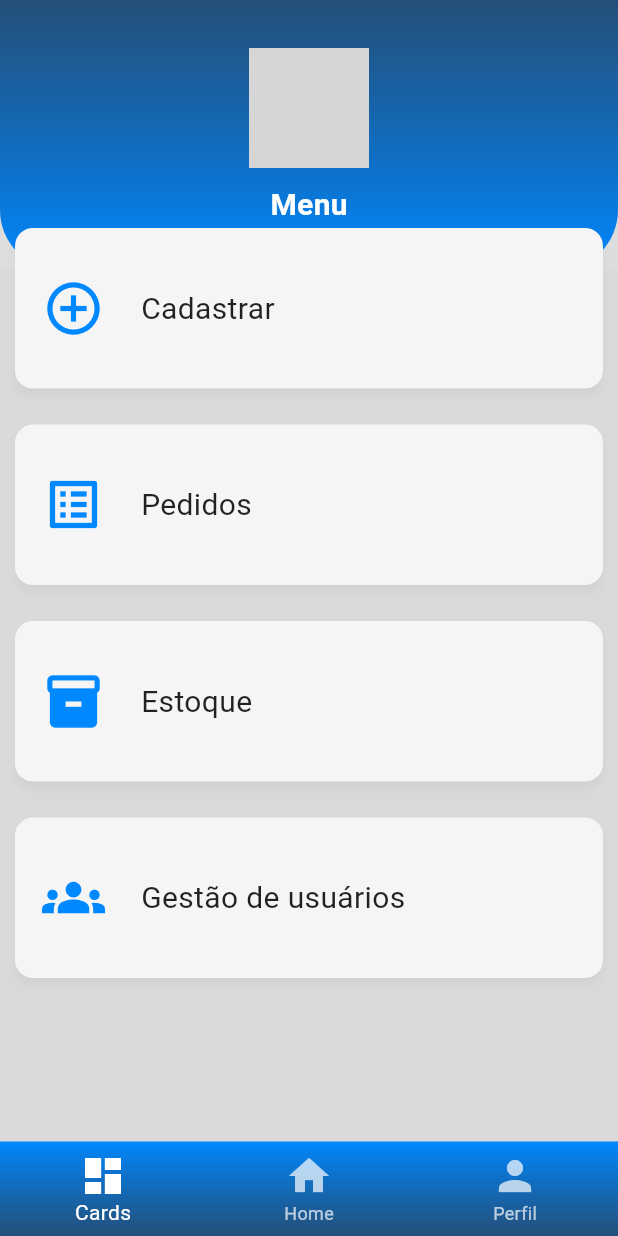
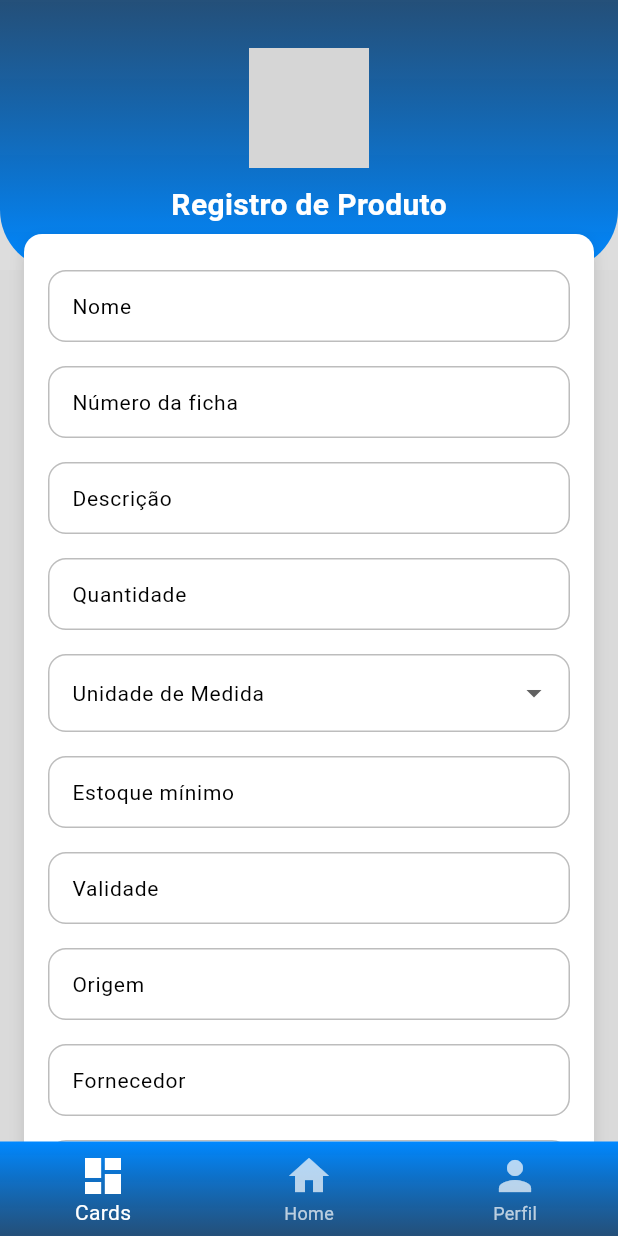
Before and after one commit to Code-Nine-FTC/MobileInterface-2025.2, a Flutter app: the screen it shows after launch, after a tap on "Acessar", after a tap on "Cadastrar", on a phone screen of 412 x 824 dp. Run offline on Flutter 3.47's test engine with Material 3 defaults, Android fonts, the phone set to English and light mode, and no system bars; our stand-ins replace flutter_svg; grey boxes are pictures that could not be loaded.

Commit message:
feat: criado o componente e página de cadastro de produtos do almoxarifado

```diff
--- a/mobileinterface/lib/main.dart
+++ b/mobileinterface/lib/main.dart
@@ -3,6 +3,7 @@ import 'presentation/pages/loginPage.dart';
 import 'presentation/pages/home.dart';
 import 'core/theme/app_theme.dart';
 import 'presentation/pages/menu.dart';
+import 'presentation/pages/registrationPage.dart';
 
 final ValueNotifier<ThemeMode> themeNotifier = ValueNotifier(ThemeMode.light);
 
@@ -28,6 +29,7 @@ class MyApp extends StatelessWidget {
           '/': (context) => const LoginPage(),
           '/home': (context) => const HomePage(),
           '/menu': (context) => const MenuPage(),
+          '/registration': (context) => const RegistrationPage(),
         },
       ),
     );
--- /dev/null
+++ b/mobileinterface/lib/presentation/components/formProduct.dart
@@ -0,0 +1,117 @@
+import 'package:flutter/material.dart';
+
+class ProductForm extends StatelessWidget {
+  final GlobalKey<FormState> formKey;
+  final void Function()? onSubmit;
+  final List<String> requiredFields;
+
+  const ProductForm({
+    super.key,
+    required this.formKey,
+    this.onSubmit,
+    this.requiredFields = const [],
+  });
+
+
+  Widget _buildInput(
+    String label, {
+    TextInputType keyboardType = TextInputType.text,
+    List<String>? options,
+  }) {
+    if (options != null && options.isNotEmpty) {
+      String? selectedValue;
+
+      return Padding(
+        padding: const EdgeInsets.symmetric(vertical: 8),
+        child: DropdownButtonFormField<String>(
+          decoration: InputDecoration(
+            labelText: label,
+            border: OutlineInputBorder(
+              borderRadius: BorderRadius.circular(12),
+            ),
+            filled: true,
+            fillColor: Colors.white,
+          ),
+          items: options
+              .map((e) => DropdownMenuItem(value: e, child: Text(e)))
+              .toList(),
+          value: selectedValue,
+          onChanged: (value) {
+            selectedValue = value;
+          },
+          validator: (value) {
+            if (requiredFields.contains(label) && (value == null || value.isEmpty)) {
+              return "Selecione o campo $label";
+            }
+            return null;
+          },
+        ),
+      );
+    } else {
+      return Padding(
+        padding: const EdgeInsets.symmetric(vertical: 8),
+        child: TextFormField(
+          keyboardType: keyboardType,
+          decoration: InputDecoration(
+            labelText: label,
+            border: OutlineInputBorder(
+              borderRadius: BorderRadius.circular(12),
+            ),
+            filled: true,
+            fillColor: Colors.white,
+          ),
+          validator: (value) {
+            if (requiredFields.contains(label) && (value == null || value.isEmpty)) {
+              return "Preencha o campo $label";
+            }
+            return null;
+          },
+        ),
+      );
+    }
+  }
+
+  @override
+  Widget build(BuildContext context) {
+    return Container(
+      padding: const EdgeInsets.all(16.0),
+      decoration: BoxDecoration(
+        color: Colors.white,
+        borderRadius: BorderRadius.circular(12),
+        boxShadow: [
+          BoxShadow(
+            color: Colors.black12,
+            blurRadius: 8,
+            offset: Offset(0, 4),
+          ),
+        ],
+      ),
+      child: Form(
+        key: formKey,
+        child: Column(
+          crossAxisAlignment: CrossAxisAlignment.stretch,
+          children: [
+            _buildInput("Nome"),
+            _buildInput("Número da ficha"),
+            _buildInput("Descrição"),
+            _buildInput("Quantidade", keyboardType: TextInputType.number),
+            _buildInput(
+              "Unidade de Medida",
+              options: ["kg", "g", "l", "ml", "unidade"],
+            ),
+            _buildInput("Estoque mínimo", keyboardType: TextInputType.number),
+            _buildInput("Validade"),
+            _buildInput("Origem"),
+            _buildInput("Fornecedor"),
+            _buildInput("Data do cadastro"),
+            const SizedBox(height: 20),
+            ElevatedButton(
+              onPressed: onSubmit,
+              child: const Text("Cadastrar"),
+            ),
+          ],
+        ),
+      ),
+    );
+  }
+}
--- a/mobileinterface/lib/presentation/pages/menu.dart
+++ b/mobileinterface/lib/presentation/pages/menu.dart
@@ -43,7 +43,9 @@ Widget build(BuildContext context) {
         _buildCard(
           icon: Icons.add_circle_outline,
           label: 'Cadastrar',
-          onTap: () {},
+          onTap: () {
+            Navigator.pushNamed(context, '/registration');
+          },
         ),
         _buildCard(
           icon: Icons.list_alt,
--- /dev/null
+++ b/mobileinterface/lib/presentation/pages/registrationPage.dart
@@ -0,0 +1,64 @@
+import 'package:flutter/material.dart';
+import '../components/formProduct.dart';
+import '../components/standartScreen.dart';
+import '../components/navBar.dart'; // se CustomNavbar estiver aqui
+
+class RegistrationPage extends StatefulWidget {
+  const RegistrationPage({super.key});
+
+  @override
+  State<RegistrationPage> createState() => _RegistrationPageState();
+
+}
+
+class _RegistrationPageState extends State<RegistrationPage> {
+  final GlobalKey<FormState> _formKey = GlobalKey<FormState>();
+
+  int _selectedIndex = 0; // índice inicial do Navbar
+
+  void _onNavTap(int index) {
+    setState(() {
+      _selectedIndex = index;
+    });
+    switch (index) {
+      case 0:
+        Navigator.pushReplacementNamed(context, '/menu');
+        break;
+      case 1:
+        Navigator.pushReplacementNamed(context, '/home');
+        break;
+      case 2:
+        Navigator.pushReplacementNamed(context, '/perfil');
+        break;
+    }
+  }
+
+  void _registerProduct() {
+    if (_formKey.currentState!.validate()) {
+      // Lógica para envio de dados para o backend
+
+      ScaffoldMessenger.of(context).showSnackBar(
+        const SnackBar(content: Text('Produto registrado com sucesso!')),
+      );
+    }
+  }
+
+  @override
+  Widget build(BuildContext context) {
+    return StandardScreen(
+      title: 'Registro de Produto',
+      bottomNavigationBar: CustomNavbar(
+        currentIndex: _selectedIndex,
+        onTap: _onNavTap,
+      ),
+      child: Padding(
+        padding: const EdgeInsets.all(16.0),
+        child: ProductForm(
+          formKey: _formKey,
+          onSubmit: _registerProduct,
+          requiredFields: ["Nome", "Estoque mínimo", "Data do cadastro"],
+        ),
+      ),
+    );
+  }
+}
```
